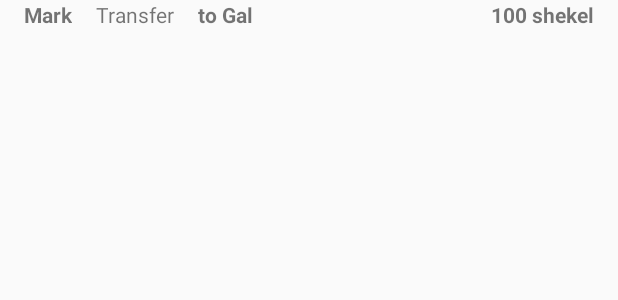
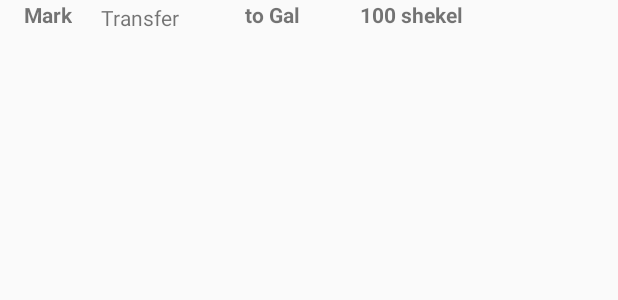
Before and after one commit to Shotafim/androidApp, an Android app: the layout transaction_item.xml on its own in the app's theme, with its tools: preview values and no code run, on a phone screen of 412 x 824 dp. Shown: the top 300 px of the screen. Run offline under Robolectric (Android 15) with nearby library versions, the phone set to English and light mode, and no system bars.

Commit message:
Fix Transaction history view.

```diff
--- a/app/src/main/java/com/example/gal/shotafim/PersonalAreaActivity.java
+++ b/app/src/main/java/com/example/gal/shotafim/PersonalAreaActivity.java
@@ -64,7 +64,6 @@ public class PersonalAreaActivity extends AppCompatActivity {
         for(User user : users){
             tmp.add(user.getEmail());
         }
-
         return tmp;
     }
 
--- a/app/src/main/res/layout/transaction_item.xml
+++ b/app/src/main/res/layout/transaction_item.xml
@@ -10,41 +10,55 @@
         android:id="@+id/usr_initiator"
         android:layout_width="wrap_content"
         android:layout_height="44dp"
-        android:layout_marginRight="16dp"
-        android:textStyle="bold"
-        android:text="Mark"/>
+        android:layout_alignParentTop="true"
+        android:layout_marginRight="10dp"
+        android:text="Mark"
+        android:textStyle="bold" />
+
     <TextView
         android:id="@+id/deal_type"
         android:layout_width="wrap_content"
         android:layout_height="44dp"
+        android:layout_alignParentTop="true"
+        android:layout_marginLeft="9dp"
+        android:layout_marginTop="2dp"
         android:layout_marginRight="16dp"
         android:layout_toRightOf="@id/usr_initiator"
-        android:text="Transfer"/>
+        android:text="Transfer" />
 
     <TextView
         android:id="@+id/receiver"
         android:layout_width="wrap_content"
         android:layout_height="44dp"
+        android:layout_alignParentTop="true"
+        android:layout_marginLeft="28dp"
+        android:layout_marginTop="0dp"
         android:layout_marginRight="16dp"
         android:layout_toRightOf="@id/deal_type"
-        android:textStyle="bold"
-        android:text="to Gal"/>
+        android:text="to Gal"
+        android:textStyle="bold" />
+
     <TextView
         android:id="@+id/deal_amount"
         android:layout_width="wrap_content"
         android:layout_height="44dp"
+        android:layout_alignParentTop="true"
         android:layout_alignParentRight="true"
-        android:textStyle="bold"
-        android:text="100 shekel"/>
+        android:layout_marginTop="0dp"
+        android:layout_marginRight="87dp"
+        android:text="100 shekel"
+        android:textStyle="bold" />
 
     <TextView
         android:id="@+id/deal_date"
-        android:layout_width="wrap_content"
-        android:layout_height="wrap_content"
-        android:layout_toLeftOf="@id/deal_amount"
-        android:layout_marginRight="10dp"/>
-
-
+        android:layout_width="66dp"
+        android:textSize="11dp"
+        android:layout_height="44dp"
+        android:layout_alignParentTop="true"
+        android:layout_marginLeft="-60dp"
+        android:layout_marginTop="0dp"
+        android:layout_marginRight="0dp"
+        android:layout_toRightOf="@id/deal_amount" />
 
 
 </RelativeLayout>
```
